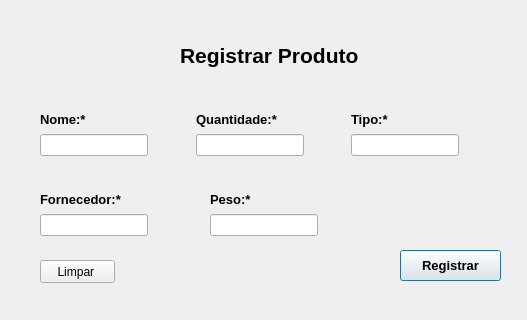
Above: projetoControleEstoque/ControleEstoque/registerprodut.ui from ThalesEron/controleEstoqueEstudoC before the change. Below: the same form after it.
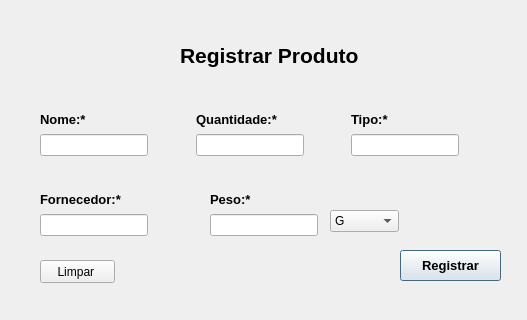
That is the form after the change.

Commit message:
ComboBox Tipo Peso
>Adicionado um combobox com o tipo de peso

```diff
--- a/projetoControleEstoque/ControleEstoque/registerprodut.ui
+++ b/projetoControleEstoque/ControleEstoque/registerprodut.ui
@@ -261,6 +261,29 @@
     </item>
    </layout>
   </widget>
+  <widget class="QComboBox" name="comboBoxPeso">
+   <property name="geometry">
+    <rect>
+     <x>330</x>
+     <y>210</y>
+     <width>69</width>
+     <height>22</height>
+    </rect>
+   </property>
+   <property name="toolTip">
+    <string>&lt;html&gt;&lt;head/&gt;&lt;body&gt;&lt;p&gt;Selecione o tipo de peso do item cadastrado.&lt;/p&gt;&lt;/body&gt;&lt;/html&gt;</string>
+   </property>
+   <item>
+    <property name="text">
+     <string>G</string>
+    </property>
+   </item>
+   <item>
+    <property name="text">
+     <string>Ml</string>
+    </property>
+   </item>
+  </widget>
  </widget>
  <resources/>
  <connections/>
```
The commit also changes 1 other file.
